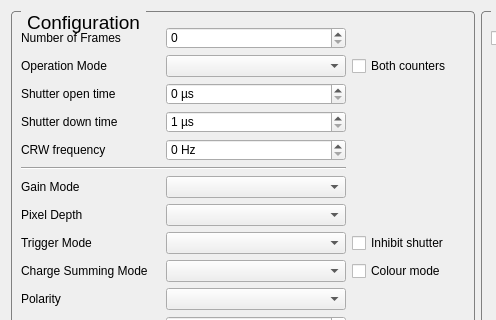
This is SpidrMpx3Eq/qcstmconfigmonitoring.ui in navrit/dexter as Qt 5 draws it before an edit; both pictures show x 0 to 496 and y 0 to 320 of the 1187 by 790 pixel window. The edited form follows.
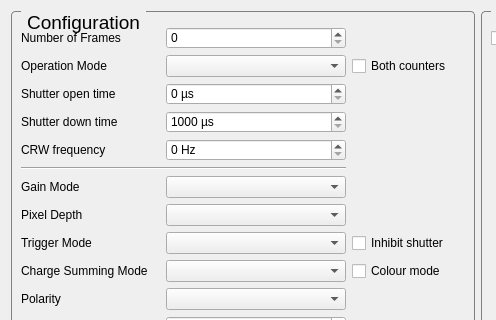
This is the edited form.

Commit message: Set minimum trigger down time to correct value for 200 MHz clock

The edit to the form file:
```diff
--- a/SpidrMpx3Eq/qcstmconfigmonitoring.ui
+++ b/SpidrMpx3Eq/qcstmconfigmonitoring.ui
@@ -1220,7 +1220,7 @@
            <string> µs</string>
           </property>
           <property name="minimum">
-           <number>1</number>
+           <number>1000</number>
           </property>
           <property name="maximum">
            <number>999999999</number>
```
